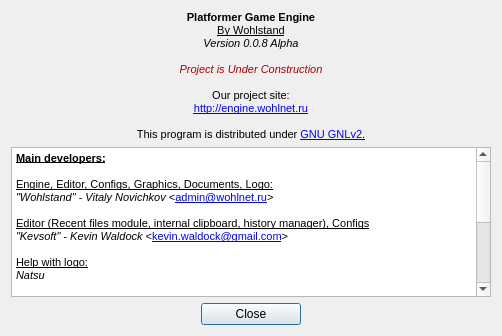
Above: Editor/aboutdialog.ui from WohlSoft/Moondust-Project before the change. Below: the same form after it.
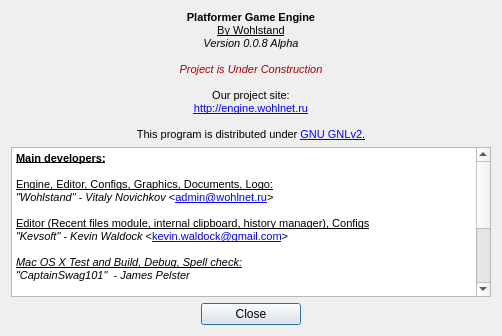
That is the form after the change. Icons and pictures are not drawn.

Diff of the .ui file:
```diff
--- a/Editor/aboutdialog.ui
+++ b/Editor/aboutdialog.ui
@@ -140,15 +140,14 @@
 &lt;p style=&quot; margin-top:0px; margin-bottom:0px; margin-left:0px; margin-right:0px; -qt-block-indent:0; text-indent:0px;&quot;&gt;&lt;span style=&quot; font-size:8pt; text-decoration: underline;&quot;&gt;Editor (Recent files module, internal clipboard, history manager), Configs&lt;/span&gt;&lt;/p&gt;
 &lt;p style=&quot; margin-top:0px; margin-bottom:0px; margin-left:0px; margin-right:0px; -qt-block-indent:0; text-indent:0px;&quot;&gt;&lt;span style=&quot; font-size:8pt; font-style:italic;&quot;&gt;&amp;quot;Kevsoft&amp;quot; - Kevin Waldock &lt;/span&gt;&lt;span style=&quot; font-size:8pt;&quot;&gt;&amp;lt;&lt;/span&gt;&lt;a href=&quot;mailto:kevin.waldock@gmail.com&quot;&gt;&lt;span style=&quot; font-size:8pt; text-decoration: underline; color:#0000ff;&quot;&gt;kevin.waldock@gmail.com&lt;/span&gt;&lt;/a&gt;&lt;span style=&quot; font-size:8pt;&quot;&gt;&amp;gt;&lt;/span&gt;&lt;/p&gt;
 &lt;p style=&quot;-qt-paragraph-type:empty; margin-top:0px; margin-bottom:0px; margin-left:0px; margin-right:0px; -qt-block-indent:0; text-indent:0px; font-size:8pt;&quot;&gt;&lt;br /&gt;&lt;/p&gt;
-&lt;p style=&quot; margin-top:0px; margin-bottom:0px; margin-left:0px; margin-right:0px; -qt-block-indent:0; text-indent:0px;&quot;&gt;&lt;span style=&quot; font-size:8pt; text-decoration: underline;&quot;&gt;Help with logo:&lt;/span&gt;&lt;/p&gt;
-&lt;p style=&quot; margin-top:0px; margin-bottom:0px; margin-left:0px; margin-right:0px; -qt-block-indent:0; text-indent:0px;&quot;&gt;&lt;span style=&quot; font-size:8pt; font-style:italic;&quot;&gt;Natsu&lt;br /&gt;&lt;/span&gt;&lt;/p&gt;
-&lt;p style=&quot; margin-top:0px; margin-bottom:0px; margin-left:0px; margin-right:0px; -qt-block-indent:0; text-indent:0px;&quot;&gt;&lt;span style=&quot; font-size:8pt; text-decoration: underline;&quot;&gt;Graphics, Documents:&lt;/span&gt;&lt;/p&gt;
+&lt;p style=&quot; margin-top:0px; margin-bottom:0px; margin-left:0px; margin-right:0px; -qt-block-indent:0; text-indent:0px;&quot;&gt;&lt;span style=&quot; font-size:8pt; font-style:italic; text-decoration: underline;&quot;&gt;Mac OS X Test and Build, Debug, Spell check:&lt;/span&gt;&lt;/p&gt;
+&lt;p style=&quot; margin-top:0px; margin-bottom:0px; margin-left:0px; margin-right:0px; -qt-block-indent:0; text-indent:0px;&quot;&gt;&lt;span style=&quot; font-size:8pt; font-style:italic;&quot;&gt;&amp;quot;CaptainSwag101&amp;quot;  - James Pelster&lt;br /&gt;&lt;/span&gt;&lt;/p&gt;
+&lt;p style=&quot; margin-top:0px; margin-bottom:0px; margin-left:0px; margin-right:0px; -qt-block-indent:0; text-indent:0px;&quot;&gt;&lt;span style=&quot; font-size:8pt; text-decoration: underline;&quot;&gt;Graphics, Documents, Spell check:&lt;/span&gt;&lt;/p&gt;
 &lt;p style=&quot; margin-top:0px; margin-bottom:0px; margin-left:0px; margin-right:0px; -qt-block-indent:0; text-indent:0px;&quot;&gt;&lt;span style=&quot; font-size:8pt; font-style:italic;&quot;&gt;Veudekato&lt;/span&gt;&lt;/p&gt;
 &lt;p style=&quot;-qt-paragraph-type:empty; margin-top:0px; margin-bottom:0px; margin-left:0px; margin-right:0px; -qt-block-indent:0; text-indent:0px; font-size:8pt; font-style:italic;&quot;&gt;&lt;br /&gt;&lt;/p&gt;
-&lt;p style=&quot; margin-top:0px; margin-bottom:0px; margin-left:0px; margin-right:0px; -qt-block-indent:0; text-indent:0px;&quot;&gt;&lt;span style=&quot; font-size:8pt; font-style:italic; text-decoration: underline;&quot;&gt;MacOS Test, Debug:&lt;/span&gt;&lt;/p&gt;
-&lt;p style=&quot; margin-top:0px; margin-bottom:0px; margin-left:0px; margin-right:0px; -qt-block-indent:0; text-indent:0px;&quot;&gt;&lt;span style=&quot; font-size:8pt; font-style:italic;&quot;&gt;&amp;quot;CaptainSwag101&amp;quot;  - James Pelster&lt;br /&gt;&lt;/span&gt;&lt;/p&gt;
 &lt;p style=&quot; margin-top:0px; margin-bottom:0px; margin-left:0px; margin-right:0px; -qt-block-indent:0; text-indent:0px;&quot;&gt;&lt;span style=&quot; font-size:8pt; font-weight:600; text-decoration: underline;&quot;&gt;Big thanks to:&lt;/span&gt;&lt;/p&gt;
-&lt;p style=&quot; margin-top:0px; margin-bottom:0px; margin-left:0px; margin-right:0px; -qt-block-indent:0; text-indent:0px;&quot;&gt;&lt;span style=&quot; font-size:8pt; font-weight:600; text-decoration: underline;&quot;&gt;&lt;br /&gt;&lt;/span&gt;&lt;span style=&quot; font-size:8pt; font-style:italic;&quot;&gt;h2643&lt;/span&gt;&lt;/p&gt;
+&lt;p style=&quot;-qt-paragraph-type:empty; margin-top:0px; margin-bottom:0px; margin-left:0px; margin-right:0px; -qt-block-indent:0; text-indent:0px; font-size:8pt;&quot;&gt;&lt;br /&gt;&lt;/p&gt;
+&lt;p style=&quot; margin-top:0px; margin-bottom:0px; margin-left:0px; margin-right:0px; -qt-block-indent:0; text-indent:0px;&quot;&gt;&lt;span style=&quot; font-size:8pt; font-style:italic;&quot;&gt;Natsu - help with logo&lt;/span&gt;&lt;span style=&quot; font-size:8pt; font-weight:600; text-decoration: underline;&quot;&gt;&lt;br /&gt;&lt;/span&gt;&lt;span style=&quot; font-size:8pt; font-style:italic;&quot;&gt;h2643&lt;/span&gt;&lt;/p&gt;
 &lt;p style=&quot; margin-top:0px; margin-bottom:0px; margin-left:0px; margin-right:0px; -qt-block-indent:0; text-indent:0px;&quot;&gt;&lt;span style=&quot; font-size:8pt; font-style:italic;&quot;&gt;FanofSMBX&lt;/span&gt;&lt;/p&gt;
 &lt;p style=&quot; margin-top:0px; margin-bottom:0px; margin-left:0px; margin-right:0px; -qt-block-indent:0; text-indent:0px;&quot;&gt;&lt;span style=&quot; font-size:8pt; font-style:italic;&quot;&gt;Luigifan2010&lt;/span&gt;&lt;/p&gt;&lt;/body&gt;&lt;/html&gt;</string>
      </property>
```
